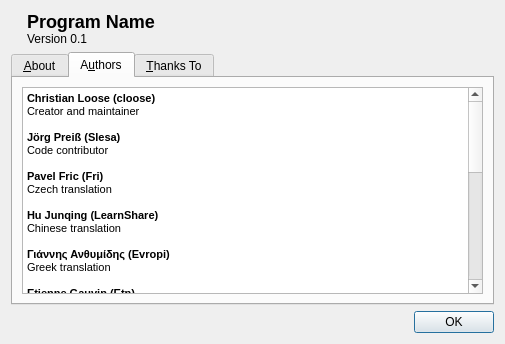
Old version of the form app/aboutdialog.ui in the repository cloose/CuteMarkEd.
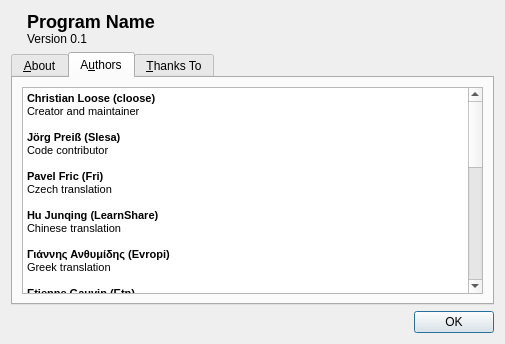
New version of the form. The open tabs and pages were chosen to show the change. Icons and pictures are not drawn.

Commit message:
Add danish translation
Add danish translation and syntax help.
Thank you mljjlm!

Patch:
```diff
--- a/app/aboutdialog.ui
+++ b/app/aboutdialog.ui
@@ -109,46 +109,49 @@
           <string>&lt;!DOCTYPE HTML PUBLIC &quot;-//W3C//DTD HTML 4.0//EN&quot; &quot;http://www.w3.org/TR/REC-html40/strict.dtd&quot;&gt;
 &lt;html&gt;&lt;head&gt;&lt;meta name=&quot;qrichtext&quot; content=&quot;1&quot; /&gt;&lt;style type=&quot;text/css&quot;&gt;
 p, li { white-space: pre-wrap; }
-&lt;/style&gt;&lt;/head&gt;&lt;body style=&quot; font-family:'MS Shell Dlg 2'; font-size:8.25pt; font-weight:400; font-style:normal;&quot;&gt;
-&lt;p style=&quot; margin-top:0px; margin-bottom:0px; margin-left:0px; margin-right:0px; -qt-block-indent:0; text-indent:0px;&quot;&gt;&lt;span style=&quot; font-size:8pt; font-weight:600;&quot;&gt;Christian Loose (cloose)&lt;/span&gt;&lt;/p&gt;
-&lt;p style=&quot; margin-top:0px; margin-bottom:0px; margin-left:0px; margin-right:0px; -qt-block-indent:0; text-indent:0px;&quot;&gt;&lt;span style=&quot; font-size:8pt;&quot;&gt;Creator and maintainer&lt;/span&gt;&lt;/p&gt;
-&lt;p style=&quot;-qt-paragraph-type:empty; margin-top:0px; margin-bottom:0px; margin-left:0px; margin-right:0px; -qt-block-indent:0; text-indent:0px; font-size:8pt;&quot;&gt;&lt;br /&gt;&lt;/p&gt;
-&lt;p style=&quot; margin-top:0px; margin-bottom:0px; margin-left:0px; margin-right:0px; -qt-block-indent:0; text-indent:0px;&quot;&gt;&lt;span style=&quot; font-size:8pt; font-weight:600;&quot;&gt;Jörg Preiß (Slesa)&lt;/span&gt;&lt;/p&gt;
-&lt;p style=&quot; margin-top:0px; margin-bottom:0px; margin-left:0px; margin-right:0px; -qt-block-indent:0; text-indent:0px;&quot;&gt;&lt;span style=&quot; font-size:8pt;&quot;&gt;Code contributor&lt;/span&gt;&lt;/p&gt;
-&lt;p style=&quot;-qt-paragraph-type:empty; margin-top:0px; margin-bottom:0px; margin-left:0px; margin-right:0px; -qt-block-indent:0; text-indent:0px; font-size:8pt;&quot;&gt;&lt;br /&gt;&lt;/p&gt;
-&lt;p style=&quot; margin-top:0px; margin-bottom:0px; margin-left:0px; margin-right:0px; -qt-block-indent:0; text-indent:0px;&quot;&gt;&lt;span style=&quot; font-size:8pt; font-weight:600;&quot;&gt;Pavel Fric (Fri)&lt;/span&gt;&lt;/p&gt;
-&lt;p style=&quot; margin-top:0px; margin-bottom:0px; margin-left:0px; margin-right:0px; -qt-block-indent:0; text-indent:0px;&quot;&gt;&lt;span style=&quot; font-size:8pt;&quot;&gt;Czech translation&lt;/span&gt;&lt;/p&gt;
-&lt;p style=&quot;-qt-paragraph-type:empty; margin-top:0px; margin-bottom:0px; margin-left:0px; margin-right:0px; -qt-block-indent:0; text-indent:0px; font-size:8pt;&quot;&gt;&lt;br /&gt;&lt;/p&gt;
-&lt;p style=&quot; margin-top:0px; margin-bottom:0px; margin-left:0px; margin-right:0px; -qt-block-indent:0; text-indent:0px;&quot;&gt;&lt;span style=&quot; font-size:8pt; font-weight:600;&quot;&gt;Hu Junqing (LearnShare)&lt;/span&gt;&lt;/p&gt;
-&lt;p style=&quot; margin-top:0px; margin-bottom:0px; margin-left:0px; margin-right:0px; -qt-block-indent:0; text-indent:0px;&quot;&gt;&lt;span style=&quot; font-size:8pt;&quot;&gt;Chinese translation&lt;/span&gt;&lt;/p&gt;
-&lt;p style=&quot;-qt-paragraph-type:empty; margin-top:0px; margin-bottom:0px; margin-left:0px; margin-right:0px; -qt-block-indent:0; text-indent:0px; font-size:8pt;&quot;&gt;&lt;br /&gt;&lt;/p&gt;
-&lt;p style=&quot; margin-top:0px; margin-bottom:0px; margin-left:0px; margin-right:0px; -qt-block-indent:0; text-indent:0px;&quot;&gt;&lt;span style=&quot; font-size:8pt; font-weight:600;&quot;&gt;Γιάννης Ανθυμίδης (Evropi)&lt;/span&gt;&lt;/p&gt;
-&lt;p style=&quot; margin-top:0px; margin-bottom:0px; margin-left:0px; margin-right:0px; -qt-block-indent:0; text-indent:0px;&quot;&gt;&lt;span style=&quot; font-size:8pt;&quot;&gt;Greek translation&lt;/span&gt;&lt;/p&gt;
-&lt;p style=&quot;-qt-paragraph-type:empty; margin-top:0px; margin-bottom:0px; margin-left:0px; margin-right:0px; -qt-block-indent:0; text-indent:0px; font-size:8pt;&quot;&gt;&lt;br /&gt;&lt;/p&gt;
-&lt;p style=&quot; margin-top:0px; margin-bottom:0px; margin-left:0px; margin-right:0px; -qt-block-indent:0; text-indent:0px;&quot;&gt;&lt;span style=&quot; font-size:8pt; font-weight:600;&quot;&gt;Etienne Gauvin (Etn)&lt;/span&gt;&lt;/p&gt;
-&lt;p style=&quot; margin-top:0px; margin-bottom:0px; margin-left:0px; margin-right:0px; -qt-block-indent:0; text-indent:0px;&quot;&gt;&lt;span style=&quot; font-size:8pt;&quot;&gt;French translation&lt;/span&gt;&lt;/p&gt;
-&lt;p style=&quot;-qt-paragraph-type:empty; margin-top:0px; margin-bottom:0px; margin-left:0px; margin-right:0px; -qt-block-indent:0; text-indent:0px; font-size:8pt;&quot;&gt;&lt;br /&gt;&lt;/p&gt;
-&lt;p style=&quot; margin-top:0px; margin-bottom:0px; margin-left:0px; margin-right:0px; -qt-block-indent:0; text-indent:0px;&quot;&gt;&lt;span style=&quot; font-size:8pt; font-weight:600;&quot;&gt;Kota Ouchi (kOtaOuchi)&lt;/span&gt;&lt;/p&gt;
-&lt;p style=&quot; margin-top:0px; margin-bottom:0px; margin-left:0px; margin-right:0px; -qt-block-indent:0; text-indent:0px;&quot;&gt;&lt;span style=&quot; font-size:8pt;&quot;&gt;Japanese translation&lt;/span&gt;&lt;/p&gt;
-&lt;p style=&quot;-qt-paragraph-type:empty; margin-top:0px; margin-bottom:0px; margin-left:0px; margin-right:0px; -qt-block-indent:0; text-indent:0px; font-size:8pt;&quot;&gt;&lt;br /&gt;&lt;/p&gt;
-&lt;p style=&quot; margin-top:0px; margin-bottom:0px; margin-left:0px; margin-right:0px; -qt-block-indent:0; text-indent:0px;&quot;&gt;&lt;span style=&quot; font-size:8pt; font-weight:600;&quot;&gt;Norihide Sugohara (touyou)&lt;/span&gt;&lt;/p&gt;
-&lt;p style=&quot; margin-top:0px; margin-bottom:0px; margin-left:0px; margin-right:0px; -qt-block-indent:0; text-indent:0px;&quot;&gt;&lt;span style=&quot; font-size:8pt;&quot;&gt;Japanese translation&lt;/span&gt;&lt;/p&gt;
-&lt;p style=&quot;-qt-paragraph-type:empty; margin-top:0px; margin-bottom:0px; margin-left:0px; margin-right:0px; -qt-block-indent:0; text-indent:0px; font-size:8pt;&quot;&gt;&lt;br /&gt;&lt;/p&gt;
-&lt;p style=&quot; margin-top:0px; margin-bottom:0px; margin-left:0px; margin-right:0px; -qt-block-indent:0; text-indent:0px;&quot;&gt;&lt;span style=&quot; font-size:8pt; font-weight:600;&quot;&gt;Eai&lt;/span&gt;&lt;/p&gt;
-&lt;p style=&quot; margin-top:0px; margin-bottom:0px; margin-left:0px; margin-right:0px; -qt-block-indent:0; text-indent:0px;&quot;&gt;&lt;span style=&quot; font-size:8pt;&quot;&gt;Japanese translation&lt;/span&gt;&lt;/p&gt;
-&lt;p style=&quot;-qt-paragraph-type:empty; margin-top:0px; margin-bottom:0px; margin-left:0px; margin-right:0px; -qt-block-indent:0; text-indent:0px; font-size:8pt;&quot;&gt;&lt;br /&gt;&lt;/p&gt;
-&lt;p style=&quot; margin-top:0px; margin-bottom:0px; margin-left:0px; margin-right:0px; -qt-block-indent:0; text-indent:0px;&quot;&gt;&lt;span style=&quot; font-size:8pt; font-weight:600;&quot;&gt;Javier (moguman)&lt;/span&gt;&lt;/p&gt;
-&lt;p style=&quot; margin-top:0px; margin-bottom:0px; margin-left:0px; margin-right:0px; -qt-block-indent:0; text-indent:0px;&quot;&gt;&lt;span style=&quot; font-size:8pt;&quot;&gt;Spanish translation&lt;/span&gt;&lt;/p&gt;
-&lt;p style=&quot;-qt-paragraph-type:empty; margin-top:0px; margin-bottom:0px; margin-left:0px; margin-right:0px; -qt-block-indent:0; text-indent:0px; font-size:8pt;&quot;&gt;&lt;br /&gt;&lt;/p&gt;
-&lt;p style=&quot; margin-top:0px; margin-bottom:0px; margin-left:0px; margin-right:0px; -qt-block-indent:0; text-indent:0px;&quot;&gt;&lt;span style=&quot; font-size:8pt; font-weight:600;&quot;&gt;Cassio Cardoso (cassiocardoso)&lt;/span&gt;&lt;/p&gt;
-&lt;p style=&quot; margin-top:0px; margin-bottom:0px; margin-left:0px; margin-right:0px; -qt-block-indent:0; text-indent:0px;&quot;&gt;&lt;span style=&quot; font-size:8pt;&quot;&gt;Portuguese (Brazil) translation&lt;/span&gt;&lt;/p&gt;
-&lt;p style=&quot;-qt-paragraph-type:empty; margin-top:0px; margin-bottom:0px; margin-left:0px; margin-right:0px; -qt-block-indent:0; text-indent:0px; font-size:8pt;&quot;&gt;&lt;br /&gt;&lt;/p&gt;
-&lt;p style=&quot; margin-top:0px; margin-bottom:0px; margin-left:0px; margin-right:0px; -qt-block-indent:0; text-indent:0px;&quot;&gt;&lt;span style=&quot; font-size:8pt; font-weight:600;&quot;&gt;Maxim Efremov (maxbart)&lt;/span&gt;&lt;/p&gt;
-&lt;p style=&quot; margin-top:0px; margin-bottom:0px; margin-left:0px; margin-right:0px; -qt-block-indent:0; text-indent:0px;&quot;&gt;&lt;span style=&quot; font-size:8pt;&quot;&gt;Russian translation&lt;/span&gt;&lt;/p&gt;
-&lt;p style=&quot;-qt-paragraph-type:empty; margin-top:0px; margin-bottom:0px; margin-left:0px; margin-right:0px; -qt-block-indent:0; text-indent:0px; font-size:8pt;&quot;&gt;&lt;br /&gt;&lt;/p&gt;
-&lt;p style=&quot; margin-top:0px; margin-bottom:0px; margin-left:0px; margin-right:0px; -qt-block-indent:0; text-indent:0px;&quot;&gt;&lt;span style=&quot; font-size:8pt; font-weight:600;&quot;&gt;Bedouin&lt;/span&gt;&lt;/p&gt;
-&lt;p style=&quot; margin-top:0px; margin-bottom:0px; margin-left:0px; margin-right:0px; -qt-block-indent:0; text-indent:0px;&quot;&gt;&lt;span style=&quot; font-size:8pt;&quot;&gt;Indonesian translation&lt;/span&gt;&lt;/p&gt;
-&lt;p style=&quot;-qt-paragraph-type:empty; margin-top:0px; margin-bottom:0px; margin-left:0px; margin-right:0px; -qt-block-indent:0; text-indent:0px; font-size:8pt;&quot;&gt;&lt;br /&gt;&lt;/p&gt;&lt;/body&gt;&lt;/html&gt;</string>
+&lt;/style&gt;&lt;/head&gt;&lt;body style=&quot; font-family:'Cantarell'; font-size:11pt; font-weight:400; font-style:normal;&quot;&gt;
+&lt;p style=&quot; margin-top:0px; margin-bottom:0px; margin-left:0px; margin-right:0px; -qt-block-indent:0; text-indent:0px;&quot;&gt;&lt;span style=&quot; font-family:'MS Shell Dlg 2'; font-size:8pt; font-weight:600;&quot;&gt;Christian Loose (cloose)&lt;/span&gt;&lt;/p&gt;
+&lt;p style=&quot; margin-top:0px; margin-bottom:0px; margin-left:0px; margin-right:0px; -qt-block-indent:0; text-indent:0px;&quot;&gt;&lt;span style=&quot; font-family:'MS Shell Dlg 2'; font-size:8pt;&quot;&gt;Creator and maintainer&lt;/span&gt;&lt;/p&gt;
+&lt;p style=&quot;-qt-paragraph-type:empty; margin-top:0px; margin-bottom:0px; margin-left:0px; margin-right:0px; -qt-block-indent:0; text-indent:0px; font-family:'MS Shell Dlg 2'; font-size:8pt;&quot;&gt;&lt;br /&gt;&lt;/p&gt;
+&lt;p style=&quot; margin-top:0px; margin-bottom:0px; margin-left:0px; margin-right:0px; -qt-block-indent:0; text-indent:0px;&quot;&gt;&lt;span style=&quot; font-family:'MS Shell Dlg 2'; font-size:8pt; font-weight:600;&quot;&gt;Jörg Preiß (Slesa)&lt;/span&gt;&lt;/p&gt;
+&lt;p style=&quot; margin-top:0px; margin-bottom:0px; margin-left:0px; margin-right:0px; -qt-block-indent:0; text-indent:0px;&quot;&gt;&lt;span style=&quot; font-family:'MS Shell Dlg 2'; font-size:8pt;&quot;&gt;Code contributor&lt;/span&gt;&lt;/p&gt;
+&lt;p style=&quot;-qt-paragraph-type:empty; margin-top:0px; margin-bottom:0px; margin-left:0px; margin-right:0px; -qt-block-indent:0; text-indent:0px; font-family:'MS Shell Dlg 2'; font-size:8pt;&quot;&gt;&lt;br /&gt;&lt;/p&gt;
+&lt;p style=&quot; margin-top:0px; margin-bottom:0px; margin-left:0px; margin-right:0px; -qt-block-indent:0; text-indent:0px;&quot;&gt;&lt;span style=&quot; font-family:'MS Shell Dlg 2'; font-size:8pt; font-weight:600;&quot;&gt;Pavel Fric (Fri)&lt;/span&gt;&lt;/p&gt;
+&lt;p style=&quot; margin-top:0px; margin-bottom:0px; margin-left:0px; margin-right:0px; -qt-block-indent:0; text-indent:0px;&quot;&gt;&lt;span style=&quot; font-family:'MS Shell Dlg 2'; font-size:8pt;&quot;&gt;Czech translation&lt;/span&gt;&lt;/p&gt;
+&lt;p style=&quot;-qt-paragraph-type:empty; margin-top:0px; margin-bottom:0px; margin-left:0px; margin-right:0px; -qt-block-indent:0; text-indent:0px; font-family:'MS Shell Dlg 2'; font-size:8pt;&quot;&gt;&lt;br /&gt;&lt;/p&gt;
+&lt;p style=&quot; margin-top:0px; margin-bottom:0px; margin-left:0px; margin-right:0px; -qt-block-indent:0; text-indent:0px;&quot;&gt;&lt;span style=&quot; font-family:'MS Shell Dlg 2'; font-size:8pt; font-weight:600;&quot;&gt;Hu Junqing (LearnShare)&lt;/span&gt;&lt;/p&gt;
+&lt;p style=&quot; margin-top:0px; margin-bottom:0px; margin-left:0px; margin-right:0px; -qt-block-indent:0; text-indent:0px;&quot;&gt;&lt;span style=&quot; font-family:'MS Shell Dlg 2'; font-size:8pt;&quot;&gt;Chinese translation&lt;/span&gt;&lt;/p&gt;
+&lt;p style=&quot;-qt-paragraph-type:empty; margin-top:0px; margin-bottom:0px; margin-left:0px; margin-right:0px; -qt-block-indent:0; text-indent:0px; font-family:'MS Shell Dlg 2'; font-size:8pt;&quot;&gt;&lt;br /&gt;&lt;/p&gt;
+&lt;p style=&quot; margin-top:0px; margin-bottom:0px; margin-left:0px; margin-right:0px; -qt-block-indent:0; text-indent:0px;&quot;&gt;&lt;span style=&quot; font-family:'MS Shell Dlg 2'; font-size:8pt; font-weight:600;&quot;&gt;Γιάννης Ανθυμίδης (Evropi)&lt;/span&gt;&lt;/p&gt;
+&lt;p style=&quot; margin-top:0px; margin-bottom:0px; margin-left:0px; margin-right:0px; -qt-block-indent:0; text-indent:0px;&quot;&gt;&lt;span style=&quot; font-family:'MS Shell Dlg 2'; font-size:8pt;&quot;&gt;Greek translation&lt;/span&gt;&lt;/p&gt;
+&lt;p style=&quot;-qt-paragraph-type:empty; margin-top:0px; margin-bottom:0px; margin-left:0px; margin-right:0px; -qt-block-indent:0; text-indent:0px; font-family:'MS Shell Dlg 2'; font-size:8pt;&quot;&gt;&lt;br /&gt;&lt;/p&gt;
+&lt;p style=&quot; margin-top:0px; margin-bottom:0px; margin-left:0px; margin-right:0px; -qt-block-indent:0; text-indent:0px;&quot;&gt;&lt;span style=&quot; font-family:'MS Shell Dlg 2'; font-size:8pt; font-weight:600;&quot;&gt;Etienne Gauvin (Etn)&lt;/span&gt;&lt;/p&gt;
+&lt;p style=&quot; margin-top:0px; margin-bottom:0px; margin-left:0px; margin-right:0px; -qt-block-indent:0; text-indent:0px;&quot;&gt;&lt;span style=&quot; font-family:'MS Shell Dlg 2'; font-size:8pt;&quot;&gt;French translation&lt;/span&gt;&lt;/p&gt;
+&lt;p style=&quot;-qt-paragraph-type:empty; margin-top:0px; margin-bottom:0px; margin-left:0px; margin-right:0px; -qt-block-indent:0; text-indent:0px; font-family:'MS Shell Dlg 2'; font-size:8pt;&quot;&gt;&lt;br /&gt;&lt;/p&gt;
+&lt;p style=&quot; margin-top:0px; margin-bottom:0px; margin-left:0px; margin-right:0px; -qt-block-indent:0; text-indent:0px;&quot;&gt;&lt;span style=&quot; font-family:'MS Shell Dlg 2'; font-size:8pt; font-weight:600;&quot;&gt;Kota Ouchi (kOtaOuchi)&lt;/span&gt;&lt;/p&gt;
+&lt;p style=&quot; margin-top:0px; margin-bottom:0px; margin-left:0px; margin-right:0px; -qt-block-indent:0; text-indent:0px;&quot;&gt;&lt;span style=&quot; font-family:'MS Shell Dlg 2'; font-size:8pt;&quot;&gt;Japanese translation&lt;/span&gt;&lt;/p&gt;
+&lt;p style=&quot;-qt-paragraph-type:empty; margin-top:0px; margin-bottom:0px; margin-left:0px; margin-right:0px; -qt-block-indent:0; text-indent:0px; font-family:'MS Shell Dlg 2'; font-size:8pt;&quot;&gt;&lt;br /&gt;&lt;/p&gt;
+&lt;p style=&quot; margin-top:0px; margin-bottom:0px; margin-left:0px; margin-right:0px; -qt-block-indent:0; text-indent:0px;&quot;&gt;&lt;span style=&quot; font-family:'MS Shell Dlg 2'; font-size:8pt; font-weight:600;&quot;&gt;Norihide Sugohara (touyou)&lt;/span&gt;&lt;/p&gt;
+&lt;p style=&quot; margin-top:0px; margin-bottom:0px; margin-left:0px; margin-right:0px; -qt-block-indent:0; text-indent:0px;&quot;&gt;&lt;span style=&quot; font-family:'MS Shell Dlg 2'; font-size:8pt;&quot;&gt;Japanese translation&lt;/span&gt;&lt;/p&gt;
+&lt;p style=&quot;-qt-paragraph-type:empty; margin-top:0px; margin-bottom:0px; margin-left:0px; margin-right:0px; -qt-block-indent:0; text-indent:0px; font-family:'MS Shell Dlg 2'; font-size:8pt;&quot;&gt;&lt;br /&gt;&lt;/p&gt;
+&lt;p style=&quot; margin-top:0px; margin-bottom:0px; margin-left:0px; margin-right:0px; -qt-block-indent:0; text-indent:0px;&quot;&gt;&lt;span style=&quot; font-family:'MS Shell Dlg 2'; font-size:8pt; font-weight:600;&quot;&gt;Eai&lt;/span&gt;&lt;/p&gt;
+&lt;p style=&quot; margin-top:0px; margin-bottom:0px; margin-left:0px; margin-right:0px; -qt-block-indent:0; text-indent:0px;&quot;&gt;&lt;span style=&quot; font-family:'MS Shell Dlg 2'; font-size:8pt;&quot;&gt;Japanese translation&lt;/span&gt;&lt;/p&gt;
+&lt;p style=&quot;-qt-paragraph-type:empty; margin-top:0px; margin-bottom:0px; margin-left:0px; margin-right:0px; -qt-block-indent:0; text-indent:0px; font-family:'MS Shell Dlg 2'; font-size:8pt;&quot;&gt;&lt;br /&gt;&lt;/p&gt;
+&lt;p style=&quot; margin-top:0px; margin-bottom:0px; margin-left:0px; margin-right:0px; -qt-block-indent:0; text-indent:0px;&quot;&gt;&lt;span style=&quot; font-family:'MS Shell Dlg 2'; font-size:8pt; font-weight:600;&quot;&gt;Javier (moguman)&lt;/span&gt;&lt;/p&gt;
+&lt;p style=&quot; margin-top:0px; margin-bottom:0px; margin-left:0px; margin-right:0px; -qt-block-indent:0; text-indent:0px;&quot;&gt;&lt;span style=&quot; font-family:'MS Shell Dlg 2'; font-size:8pt;&quot;&gt;Spanish translation&lt;/span&gt;&lt;/p&gt;
+&lt;p style=&quot;-qt-paragraph-type:empty; margin-top:0px; margin-bottom:0px; margin-left:0px; margin-right:0px; -qt-block-indent:0; text-indent:0px; font-family:'MS Shell Dlg 2'; font-size:8pt;&quot;&gt;&lt;br /&gt;&lt;/p&gt;
+&lt;p style=&quot; margin-top:0px; margin-bottom:0px; margin-left:0px; margin-right:0px; -qt-block-indent:0; text-indent:0px;&quot;&gt;&lt;span style=&quot; font-family:'MS Shell Dlg 2'; font-size:8pt; font-weight:600;&quot;&gt;Cassio Cardoso (cassiocardoso)&lt;/span&gt;&lt;/p&gt;
+&lt;p style=&quot; margin-top:0px; margin-bottom:0px; margin-left:0px; margin-right:0px; -qt-block-indent:0; text-indent:0px;&quot;&gt;&lt;span style=&quot; font-family:'MS Shell Dlg 2'; font-size:8pt;&quot;&gt;Portuguese (Brazil) translation&lt;/span&gt;&lt;/p&gt;
+&lt;p style=&quot;-qt-paragraph-type:empty; margin-top:0px; margin-bottom:0px; margin-left:0px; margin-right:0px; -qt-block-indent:0; text-indent:0px; font-family:'MS Shell Dlg 2'; font-size:8pt;&quot;&gt;&lt;br /&gt;&lt;/p&gt;
+&lt;p style=&quot; margin-top:0px; margin-bottom:0px; margin-left:0px; margin-right:0px; -qt-block-indent:0; text-indent:0px;&quot;&gt;&lt;span style=&quot; font-family:'MS Shell Dlg 2'; font-size:8pt; font-weight:600;&quot;&gt;Maxim Efremov (maxbart)&lt;/span&gt;&lt;/p&gt;
+&lt;p style=&quot; margin-top:0px; margin-bottom:0px; margin-left:0px; margin-right:0px; -qt-block-indent:0; text-indent:0px;&quot;&gt;&lt;span style=&quot; font-family:'MS Shell Dlg 2'; font-size:8pt;&quot;&gt;Russian translation&lt;/span&gt;&lt;/p&gt;
+&lt;p style=&quot;-qt-paragraph-type:empty; margin-top:0px; margin-bottom:0px; margin-left:0px; margin-right:0px; -qt-block-indent:0; text-indent:0px; font-family:'MS Shell Dlg 2'; font-size:8pt;&quot;&gt;&lt;br /&gt;&lt;/p&gt;
+&lt;p style=&quot; margin-top:0px; margin-bottom:0px; margin-left:0px; margin-right:0px; -qt-block-indent:0; text-indent:0px;&quot;&gt;&lt;span style=&quot; font-family:'MS Shell Dlg 2'; font-size:8pt; font-weight:600;&quot;&gt;Bedouin&lt;/span&gt;&lt;/p&gt;
+&lt;p style=&quot; margin-top:0px; margin-bottom:0px; margin-left:0px; margin-right:0px; -qt-block-indent:0; text-indent:0px;&quot;&gt;&lt;span style=&quot; font-family:'MS Shell Dlg 2'; font-size:8pt;&quot;&gt;Indonesian translation&lt;/span&gt;&lt;/p&gt;
+&lt;p style=&quot;-qt-paragraph-type:empty; margin-top:0px; margin-bottom:0px; margin-left:0px; margin-right:0px; -qt-block-indent:0; text-indent:0px; font-family:'MS Shell Dlg 2'; font-size:8pt;&quot;&gt;&lt;br /&gt;&lt;/p&gt;
+&lt;p style=&quot; margin-top:0px; margin-bottom:0px; margin-left:0px; margin-right:0px; -qt-block-indent:0; text-indent:0px;&quot;&gt;&lt;span style=&quot; font-family:'MS Shell Dlg 2'; font-size:8pt; font-weight:600;&quot;&gt;Mljjlm&lt;/span&gt;&lt;/p&gt;
+&lt;p style=&quot; margin-top:0px; margin-bottom:0px; margin-left:0px; margin-right:0px; -qt-block-indent:0; text-indent:0px;&quot;&gt;&lt;span style=&quot; font-family:'MS Shell Dlg 2'; font-size:8pt;&quot;&gt;Danish translation&lt;/span&gt;&lt;/p&gt;
+&lt;p style=&quot;-qt-paragraph-type:empty; margin-top:0px; margin-bottom:0px; margin-left:0px; margin-right:0px; -qt-block-indent:0; text-indent:0px; font-family:'MS Shell Dlg 2'; font-size:8pt;&quot;&gt;&lt;br /&gt;&lt;/p&gt;&lt;/body&gt;&lt;/html&gt;</string>
          </property>
         </widget>
        </item>
```
Left out of the diff: 48 changed lines with no effect on the pictures. The commit also changes 6 other files.
